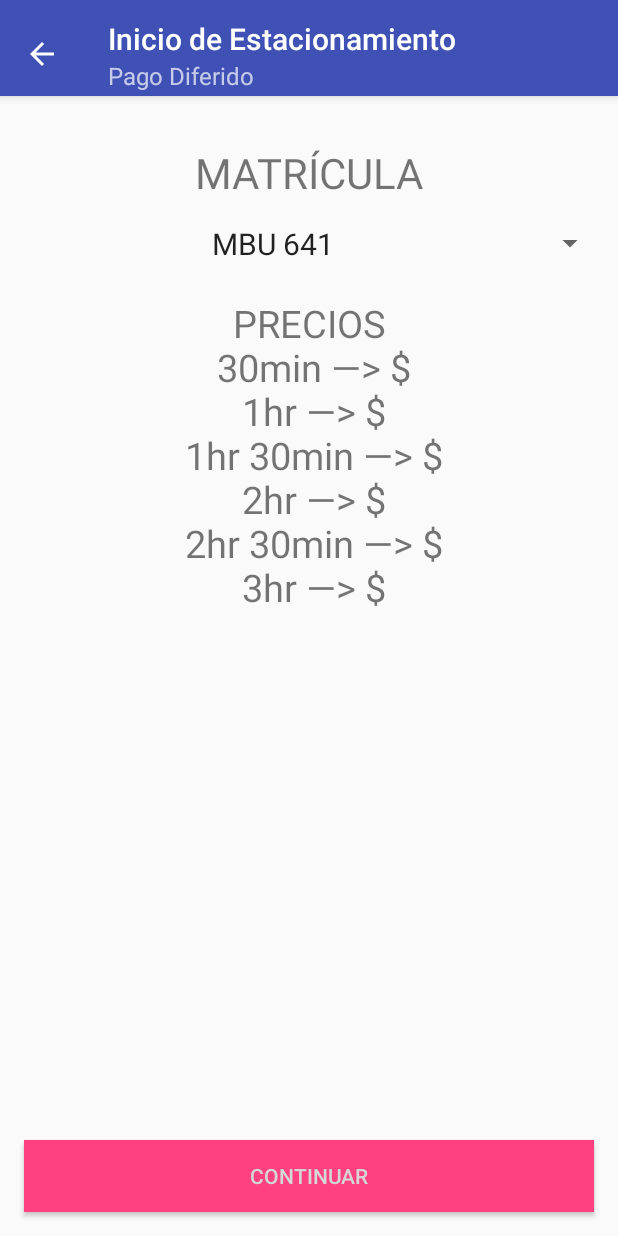
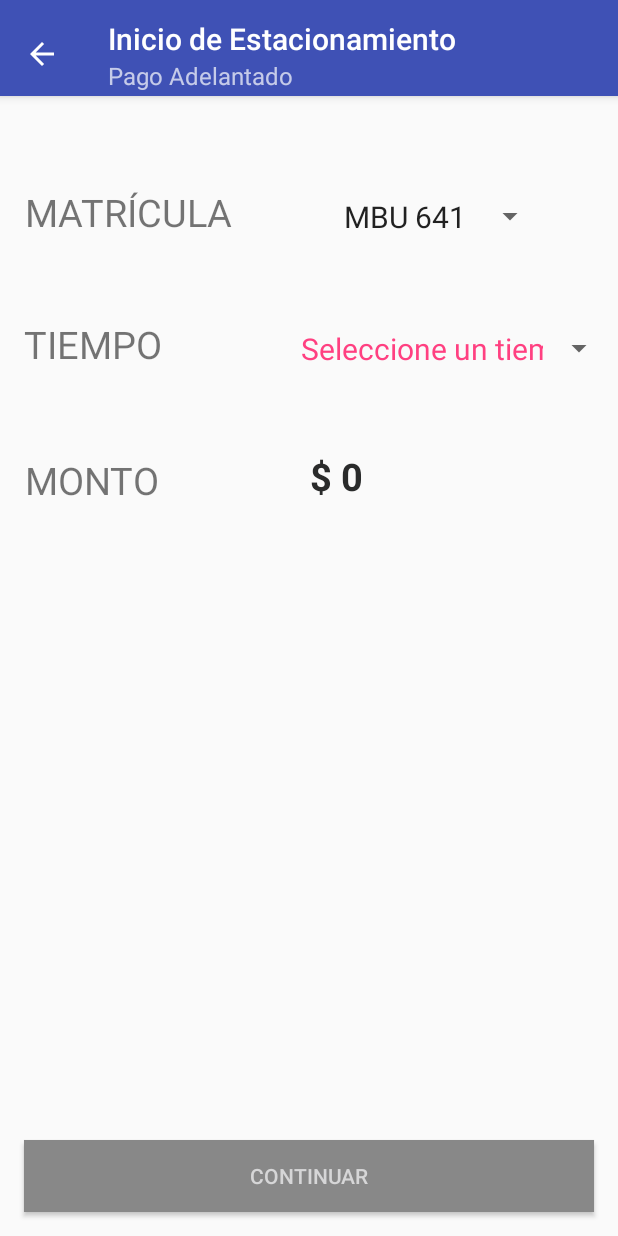
Before and after one commit to gramajox/ParkMe_Project, an Android app: the SetupFragment screen opened directly, with no data from a screen before it, on a phone screen of 412 x 824 dp. Run offline under Robolectric (Android 15) with nearby library versions, the light colour scheme and no system bars.

Commit message:
diseño de pantallas

```diff
--- a/app/src/main/java/com/example/xgramajo/parkme_ids_2018/parking/SetupFragment.java
+++ b/app/src/main/java/com/example/xgramajo/parkme_ids_2018/parking/SetupFragment.java
@@ -4,6 +4,7 @@
 import android.graphics.Color;
 import android.os.Bundle;
 import android.support.annotation.NonNull;
+import android.support.constraint.ConstraintLayout;
 import android.support.v4.app.Fragment;
 import android.support.v4.view.ViewPager;
 import android.view.LayoutInflater;
@@ -30,8 +31,8 @@
     String tiempoSeleccionado, numeroPatente;
     int montoAsociado;
     ViewPager viewPager;
-    LinearLayout setupLayout;
-    TextView priceList;
+    ConstraintLayout setupLayout;
+    TextView priceList,priceList2, priceList3;
     Boolean timeIsSelected;
     Button contBtn;
 
@@ -46,8 +47,10 @@
         Spinner spinnerDur = (Spinner) view.findViewById(R.id.spinner_duracion);
         montoCalculado = (TextView) view.findViewById(R.id.txt_monto);
 
-        setupLayout = (LinearLayout) view.findViewById(R.id.layout_setup);
-        priceList = (TextView) view.findViewById(R.id.prices_list);
+        setupLayout = (ConstraintLayout) view.findViewById(R.id.layout_setup);
+        priceList = (TextView) view.findViewById(R.id.prices_list1);
+        priceList2 = (TextView) view.findViewById(R.id.prices_list2);
+        priceList3 = (TextView) view.findViewById(R.id.prices_list3);
 
         contBtn = (Button) view.findViewById(R.id.btn_continue);
 
@@ -144,6 +147,9 @@
         if (prePayment) {
 
             priceList.setVisibility(View.GONE);
+            priceList2.setVisibility(View.GONE);
+            priceList3.setVisibility(View.GONE);
+
 
         } else {
 
--- a/app/src/main/res/layout/activity_password.xml
+++ b/app/src/main/res/layout/activity_password.xml
@@ -29,7 +29,7 @@
         android:layout_marginTop="8dp"
         android:textAlignment="center"
         android:textColor="@android:color/white"
-        android:textSize="25sp"
+        android:textSize="20sp"
         android:textStyle="bold"
         app:layout_constraintEnd_toEndOf="parent"
         app:layout_constraintStart_toStartOf="parent"
@@ -41,7 +41,7 @@
         android:layout_height="wrap_content"
         android:layout_marginEnd="8dp"
         android:layout_marginStart="8dp"
-        android:layout_marginTop="116dp"
+        android:layout_marginTop="100dp"
         android:backgroundTint="@android:color/white"
         android:ems="10"
         android:hint="@string/email_hint"
@@ -51,7 +51,7 @@
         android:textColorHint="@android:color/darker_gray"
         android:textSize="18sp"
         app:layout_constraintEnd_toEndOf="parent"
-        app:layout_constraintHorizontal_bias="1.0"
+        app:layout_constraintHorizontal_bias="0.0"
         app:layout_constraintStart_toStartOf="parent"
         app:layout_constraintTop_toBottomOf="@+id/login_progress" />
 
--- a/app/src/main/res/layout/activity_register.xml
+++ b/app/src/main/res/layout/activity_register.xml
@@ -29,7 +29,7 @@
         android:layout_marginTop="8dp"
         android:textAlignment="center"
         android:textColor="@android:color/white"
-        android:textSize="25sp"
+        android:textSize="20sp"
         android:textStyle="bold"
         app:layout_constraintBottom_toTopOf="@+id/reg_email"
         app:layout_constraintEnd_toEndOf="parent"
@@ -42,7 +42,7 @@
         android:layout_height="wrap_content"
         android:layout_marginEnd="8dp"
         android:layout_marginStart="8dp"
-        android:layout_marginTop="116dp"
+        android:layout_marginTop="100dp"
         android:backgroundTint="@android:color/white"
         android:ems="10"
         android:hint="@string/email_hint"
--- a/app/src/main/res/layout/fragment_time_left.xml
+++ b/app/src/main/res/layout/fragment_time_left.xml
@@ -40,9 +40,9 @@
         android:id="@+id/txt_res_show_matricula"
         android:layout_width="wrap_content"
         android:layout_height="wrap_content"
+        android:layout_marginEnd="8dp"
         android:layout_marginStart="8dp"
-        android:layout_marginTop="24dp"
-        android:layout_marginEnd="8dp"
+        android:layout_marginTop="64dp"
         android:text="MATRÍCULA"
         android:textSize="25sp"
         app:layout_constraintEnd_toEndOf="parent"
@@ -54,9 +54,9 @@
         android:id="@+id/patent_counter"
         android:layout_width="wrap_content"
         android:layout_height="wrap_content"
+        android:layout_marginEnd="8dp"
         android:layout_marginStart="8dp"
         android:layout_marginTop="8dp"
-        android:layout_marginEnd="8dp"
         android:textColor="@android:color/black"
         android:textSize="25sp"
         app:layout_constraintEnd_toEndOf="parent"
--- a/app/src/main/res/layout/nav_header_home.xml
+++ b/app/src/main/res/layout/nav_header_home.xml
@@ -25,12 +25,14 @@
         android:layout_height="wrap_content"
         android:paddingTop="@dimen/nav_header_vertical_spacing"
         android:text="@string/nav_header_title"
+        android:textSize="20sp"
         android:textAppearance="@style/TextAppearance.AppCompat.Body1" />
 
     <TextView
         android:id="@+id/textView"
         android:layout_width="wrap_content"
         android:layout_height="wrap_content"
-        android:text="@string/nav_header_subtitle" />
+        android:text="@string/nav_header_subtitle"
+        android:textSize="17sp"/>
 
 </LinearLayout>
--- a/app/src/main/res/layout/tab_setup.xml
+++ b/app/src/main/res/layout/tab_setup.xml
@@ -8,110 +8,128 @@
 
     <TextView
         android:id="@+id/textView5"
-        android:layout_width="match_parent"
+        android:layout_width="wrap_content"
         android:layout_height="wrap_content"
-        android:layout_marginEnd="8dp"
-        android:layout_marginStart="8dp"
-        android:layout_marginTop="32dp"
+        android:layout_marginStart="16dp"
+        android:layout_marginTop="60dp"
         android:text="MATRÍCULA"
         android:textAlignment="center"
-        android:textSize="28sp"
-        app:layout_constraintEnd_toEndOf="parent"
+        android:textSize="25sp"
         app:layout_constraintStart_toStartOf="parent"
         app:layout_constraintTop_toTopOf="parent" />
 
     <Spinner
         android:id="@+id/spinner_patente"
-        android:layout_width="match_parent"
+        android:layout_width="wrap_content"
         android:layout_height="wrap_content"
-        android:layout_marginEnd="8dp"
-        android:layout_marginStart="8dp"
-        android:layout_marginTop="16dp"
+        android:layout_marginEnd="48dp"
+        android:layout_marginTop="68dp"
+        android:entries="@array/array_patentes"
         android:textAlignment="center"
-        android:entries="@array/array_patentes"
         app:layout_constraintEnd_toEndOf="parent"
+        app:layout_constraintTop_toTopOf="parent" />
+
+
+    <TextView
+        android:id="@+id/prices_list1"
+        android:layout_width="wrap_content"
+        android:layout_height="wrap_content"
+        android:layout_marginStart="16dp"
+
+        android:layout_marginTop="80dp"
+        android:text="PRECIOS"
+        android:textSize="25sp"
         app:layout_constraintStart_toStartOf="parent"
         app:layout_constraintTop_toBottomOf="@+id/textView5" />
 
     <TextView
-        android:id="@+id/prices_list"
-        android:layout_width="match_parent"
+        android:id="@+id/prices_list2"
+        android:layout_width="wrap_content"
         android:layout_height="wrap_content"
-        android:layout_marginEnd="8dp"
-        android:layout_marginStart="8dp"
+        android:layout_marginStart="16dp"
+        android:layout_marginTop="24dp"
+        android:gravity="left"
+        android:text="@string/times_list_txt"
+        android:textColor="#2a2b2b"
+        android:textSize="15sp"
+        app:layout_constraintStart_toStartOf="parent"
+        app:layout_constraintTop_toBottomOf="@+id/prices_list1" />
+
+    <TextView
+        android:id="@+id/prices_list3"
+        android:layout_width="wrap_content"
+        android:layout_height="wrap_content"
+        android:layout_marginEnd="156dp"
         android:layout_marginTop="24dp"
         android:text="@string/prices_list_txt"
-        android:textAlignment="center"
-        android:textSize="25sp"
+        android:textColor="#2a2b2b"
+        android:textSize="15sp"
         app:layout_constraintEnd_toEndOf="parent"
-        app:layout_constraintStart_toStartOf="parent"
-        app:layout_constraintTop_toBottomOf="@+id/spinner_patente" />
+        app:layout_constraintTop_toBottomOf="@+id/prices_list1" />
 
-    <LinearLayout
+
+    <android.support.constraint.ConstraintLayout
         android:id="@+id/layout_setup"
         android:layout_width="match_parent"
-        android:layout_height="wrap_content"
-        android:layout_marginTop="8dp"
+        android:layout_height="134dp"
+        android:layout_marginEnd="2dp"
+        android:layout_marginStart="8dp"
+        android:layout_marginTop="56dp"
         android:orientation="vertical"
+        app:layout_constraintEnd_toEndOf="parent"
+        app:layout_constraintHorizontal_bias="0.0"
+        app:layout_constraintStart_toStartOf="parent"
         app:layout_constraintTop_toBottomOf="@+id/spinner_patente">
 
         <TextView
             android:id="@+id/txt_duracion"
-            android:layout_width="match_parent"
+            android:layout_width="wrap_content"
             android:layout_height="wrap_content"
-            android:layout_marginEnd="8dp"
             android:layout_marginStart="8dp"
-            android:layout_marginTop="24dp"
             android:text="@string/txt_duracion"
             android:textAlignment="center"
             android:textAllCaps="true"
-            android:textSize="28sp"
-            app:layout_constraintEnd_toEndOf="parent"
+            android:textSize="25sp"
             app:layout_constraintStart_toStartOf="parent"
-            app:layout_constraintTop_toBottomOf="@+id/spinner_patente" />
+            app:layout_constraintTop_toTopOf="parent" />
 
         <Spinner
             android:id="@+id/spinner_duracion"
-            android:layout_width="match_parent"
+            android:layout_width="wrap_content"
             android:layout_height="wrap_content"
-            android:layout_marginEnd="8dp"
-            android:layout_marginStart="8dp"
-            android:layout_marginTop="16dp"
+            android:layout_marginTop="8dp"
             android:entries="@array/array_tiempo"
             android:textAlignment="center"
             app:layout_constraintEnd_toEndOf="parent"
+            app:layout_constraintTop_toTopOf="parent" />
+
+        <TextView
+            android:id="@+id/title_monto"
+            android:layout_width="wrap_content"
+            android:layout_height="wrap_content"
+            android:layout_marginStart="8dp"
+            android:layout_marginTop="56dp"
+            android:text="@string/txt_monto_calc"
+            android:textAlignment="center"
+            android:textAllCaps="true"
+            android:textSize="25sp"
             app:layout_constraintStart_toStartOf="parent"
             app:layout_constraintTop_toBottomOf="@+id/txt_duracion" />
 
         <TextView
-            android:id="@+id/title_monto"
-            android:layout_width="match_parent"
+            android:id="@+id/txt_monto"
+            android:layout_width="wrap_content"
             android:layout_height="wrap_content"
-            android:layout_marginEnd="8dp"
-            android:layout_marginStart="8dp"
-            android:layout_marginTop="24dp"
-            android:text="@string/txt_monto_calc"
+            android:layout_marginEnd="168dp"
+            android:layout_marginTop="56dp"
+            android:text="$25"
             android:textAlignment="center"
-            android:textAllCaps="true"
-            android:textSize="28sp"
+            android:textSize="25sp"
+            android:textStyle="bold"
+            android:textColor="#2a2b2b"
             app:layout_constraintEnd_toEndOf="parent"
-            app:layout_constraintStart_toStartOf="parent"
             app:layout_constraintTop_toBottomOf="@+id/spinner_duracion" />
-
-        <TextView
-            android:id="@+id/txt_monto"
-            android:layout_width="match_parent"
-            android:layout_height="wrap_content"
-            android:layout_marginEnd="8dp"
-            android:layout_marginStart="8dp"
-            android:layout_marginTop="16dp"
-            android:textAlignment="center"
-            android:textSize="28sp"
-            android:textStyle="bold"
-            app:layout_constraintEnd_toEndOf="parent"
-            app:layout_constraintStart_toStartOf="parent"
-            app:layout_constraintTop_toBottomOf="@+id/title_monto" />
-    </LinearLayout>
+    </android.support.constraint.ConstraintLayout>
 
     <Button
             android:id="@+id/btn_continue"
--- a/app/src/main/res/values/arrays.xml
+++ b/app/src/main/res/values/arrays.xml
@@ -18,6 +18,8 @@
         <item>3 horas</item>
     </string-array>
 
+
+
     <string-array name="array_montos">
         <item>0</item>
         <item>5</item>
@@ -27,6 +29,7 @@
         <item>25</item>
         <item>30</item>
     </string-array>
+
 
     <string-array name="array_milisegundos">
         <item>1800000</item>
--- a/app/src/main/res/values/strings.xml
+++ b/app/src/main/res/values/strings.xml
@@ -34,8 +34,8 @@
     <string name="pwd_mail">Ingrese su correo</string>
     <string name="back_btn">Volver al login</string>
     <string name="pwd_btn">Restablecer contraseña</string>
-    <string name="txt_duracion">Tiempo de habilitación</string>
-    <string name="txt_monto_calc">Monto a abonar</string>
+    <string name="txt_duracion">Tiempo</string>
+    <string name="txt_monto_calc">Monto</string>
     <string name="btn_cont">Continuar</string>
     <string name="title_activity_maps_api">Map</string>
     <string name="stop_txt">Detener contador</string>
@@ -46,13 +46,20 @@
     <string name="initialTimeCountdown">120</string>
     <string name="back_txt">Atras</string>
     <string name="prices_list_txt"><![CDATA[
-        PRECIOS\n
-        30min       —> $\n
-        1hr         —> $\n
-        1hr 30min   —> $\n
-        2hr         —> $\n
-        2hr 30min   —> $\n
-        3hr         —> $\n
+        $ 5\n
+        $ 10\n
+        $ 15\n
+        $ 20\n
+        $ 25\n
+        $ 30\n
+    ]]></string>
+    <string name="times_list_txt"><![CDATA[
+        30 minutos\n
+        1 hora\n
+        1 hora 30 minutos\n
+        2 horas\n
+        2 horas 30 minutos\n
+        3 horas\n
     ]]></string>
     <string name="cancel_txt">Cancelar Operación</string>
 
```
Also changed, not shown: app/src/main/java/com/example/xgramajo/parkme_ids_2018/PaymentActivity.java (+4 -4 lines), app/src/main/res/drawable/boton_tati.xml (added, +17 -0 lines), app/src/main/res/layout/activity_login.xml (+8 -6 lines), app/src/main/res/layout/activity_payment.xml (+86 -22 lines), app/src/main/res/layout/fragment_counter.xml (+18 -25 lines), app/src/main/res/layout/fragment_home.xml (+34 -16 lines), app/src/main/logoparkme-web.png (added). Lines whose indentation alone changed are shown as unchanged.
